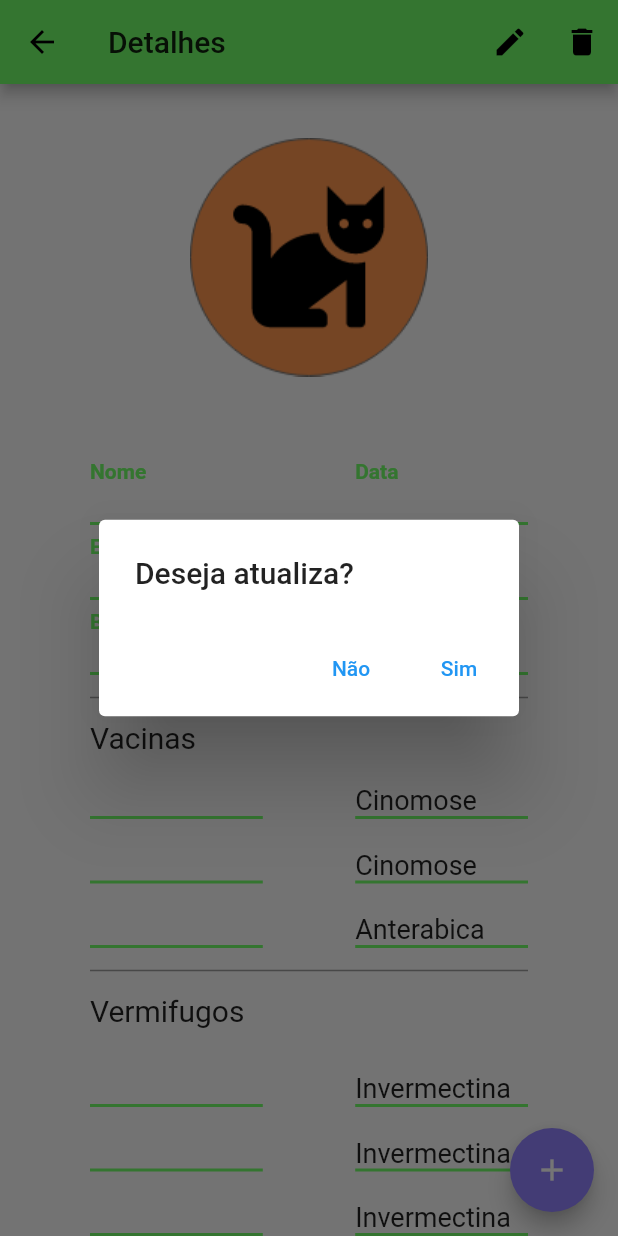
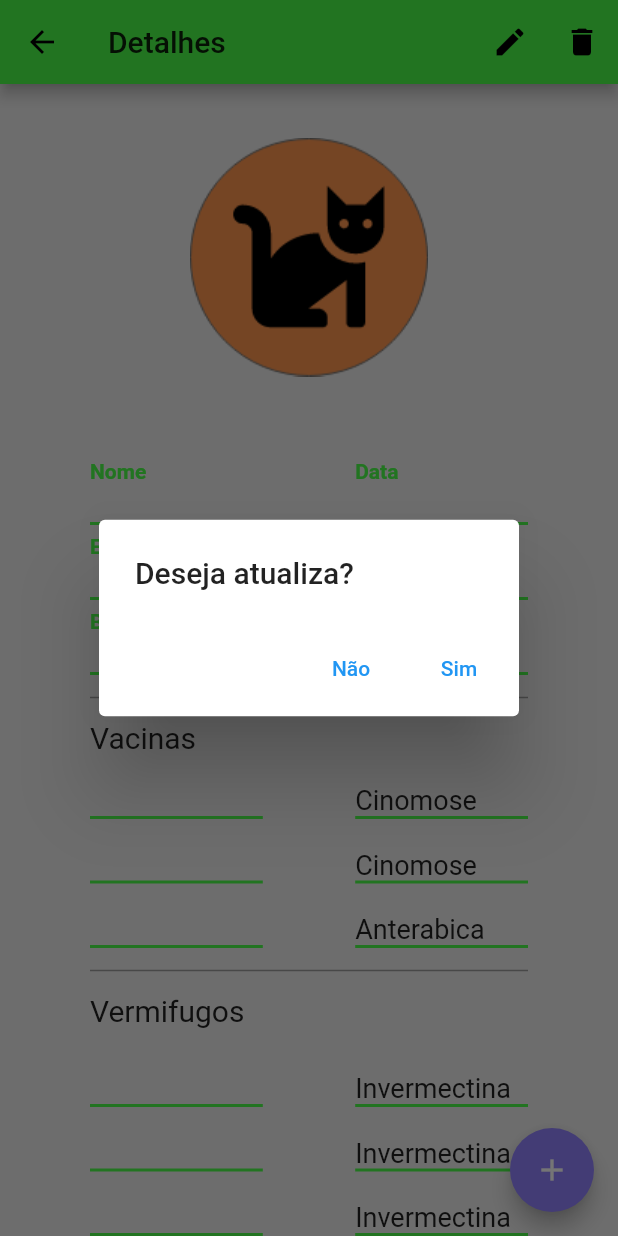
Before and after one commit to EduardoLima03/followpet, a Flutter app: the DetailsPage screen opened directly with empty values, after a tap on the "edit" icon, on a phone screen of 412 x 824 dp. Run offline on Flutter 3.47's test engine with Material 2 defaults, Android fonts, the phone set to English and light mode, and no system bars; our stand-ins replace sqflite; accounts and stored records are empty.

Commit message:
não sei o que o que fiz aqui

```diff
--- a/lib/main.dart
+++ b/lib/main.dart
@@ -17,6 +17,7 @@ class MyApp extends StatelessWidget {
       theme: ThemeData(
         primaryColor: primary,
         accentColor: fourth,
+        backgroundColor: gray50,
       ),
       initialRoute: '/',
       routes: {
--- a/lib/utils/colors.dart
+++ b/lib/utils/colors.dart
@@ -1,7 +1,8 @@
 import 'package:flutter/material.dart';
 
-var primary = const Color(0xff72FF68);
+var primary = const Color(0xff4AFD47);
 Color second = const Color(0xffFF974F);
 Color third = const Color(0xffB36F40);
 Color fourth = const Color(0xff9282FF);
-Color fifth = const Color(0xff40b337);
+Color fifth = const Color(0xff00d200);
+Color gray50 = const Color(0xffEEEEEE);
--- a/lib/views/pages/details_page.dart
+++ b/lib/views/pages/details_page.dart
@@ -15,11 +15,23 @@ class DetailsPage extends StatefulWidget {
 
 class _DetailsPageState extends State<DetailsPage> {
   DatabaseHelper db = DatabaseHelper();
+  final _detailsKey = GlobalKey<FormState>();
+
+  @override
+  initState() {
+    _durationAlert().then((value){
+      _actionBar(title: 'pesquisa', url: "dsfsdfsdfsfs", context: _detailsKey.currentState.context);
+    });
+
+  }
+
   @override
   Widget build(BuildContext context) {
     final PetModel _petInfo = ModalRoute.of(context).settings.arguments;
 
     return Scaffold(
+      key: _detailsKey,
+      backgroundColor:  Theme.of(context).backgroundColor,
       appBar: AppBar(
         title: Text(titlePageDetails),
         actions: [
@@ -27,16 +39,14 @@ class _DetailsPageState extends State<DetailsPage> {
               icon: Icon(Icons.edit),
               onPressed: () {
                 _actionBar(
-                    context: context,
-                    mensagem: titleAlertUpdate,
-                    petU: _petInfo);
+                    context: context, title: titleAlertUpdate, petU: _petInfo);
               }),
           IconButton(
             icon: Icon(Icons.delete),
             onPressed: () {
               _actionBar(
                   context: context,
-                  mensagem: titleAlertDelete,
+                  title: titleAlertDelete,
                   id: _petInfo.IdPet);
             },
           ),
@@ -57,7 +67,14 @@ class _DetailsPageState extends State<DetailsPage> {
       }),
       floatingActionButton: FloatingActionButton(
         child: Icon(Icons.add),
-        onPressed: null,
+        onPressed: () {
+          _actionBar(
+              context: context,
+              title: 'Pesquisa',
+              message:
+                  'Ao clicar em sim voce será direcionado para o formulario de pesquisa',
+              url: 'https://eduardolima03.github.io/followpet/');
+        },
       ),
     );
   }
@@ -109,7 +126,7 @@ class _DetailsPageState extends State<DetailsPage> {
             thickness: 1,
           ),
         ),
-        // TODO start section vaccine
+        // start section vaccine
         Text(
           'Vacinas',
           style: TextStyle(fontSize: 20),
@@ -133,7 +150,7 @@ class _DetailsPageState extends State<DetailsPage> {
           sized: 18,
         ),
         // end section vaccine
-        //TODO start section vermifuge
+        //start section vermifuge
         Container(
           child: Divider(
             height: 30,
@@ -151,13 +168,17 @@ class _DetailsPageState extends State<DetailsPage> {
           value2: 'Invermectina',
           sized: 18,
         ),
-        SizedBox(height: 20,),
+        SizedBox(
+          height: 20,
+        ),
         FieldWidgets(
           value1: pet.DateOfBirthPet,
           value2: 'Invermectina',
           sized: 18,
         ),
-        SizedBox(height: 20,),
+        SizedBox(
+          height: 20,
+        ),
         FieldWidgets(
           value1: pet.DateOfBirthPet,
           value2: 'Invermectina',
@@ -214,7 +235,7 @@ class _DetailsPageState extends State<DetailsPage> {
             thickness: 1,
           ),
         ),
-        // TODO start section vaccine
+        // start section vaccine
         Text(
           'Vacinas',
           style: TextStyle(fontSize: 30),
@@ -238,7 +259,7 @@ class _DetailsPageState extends State<DetailsPage> {
           sized: 20,
         ),
         // end section vaccine
-        //TODO start section vermifuge
+        //start section vermifuge
         Container(
           child: Divider(
             height: 30,
@@ -256,13 +277,17 @@ class _DetailsPageState extends State<DetailsPage> {
           value2: 'Invermectina',
           sized: 20,
         ),
-        SizedBox(height: 20,),
+        SizedBox(
+          height: 20,
+        ),
         FieldWidgets(
           value1: pet.DateOfBirthPet,
           value2: 'Invermectina',
           sized: 20,
         ),
-        SizedBox(height: 20,),
+        SizedBox(
+          height: 20,
+        ),
         FieldWidgets(
           value1: pet.DateOfBirthPet,
           value2: 'Invermectina',
@@ -319,7 +344,7 @@ class _DetailsPageState extends State<DetailsPage> {
             thickness: 1,
           ),
         ),
-        // TODO start section vaccine
+        // start section vaccine
         Text(
           'Vacinas',
           style: TextStyle(fontSize: 38),
@@ -343,7 +368,7 @@ class _DetailsPageState extends State<DetailsPage> {
           sized: 30,
         ),
         // end section vaccine
-        //TODO start section vermifuge
+        //start section vermifuge
         Container(
           child: Divider(
             height: 30,
@@ -361,13 +386,17 @@ class _DetailsPageState extends State<DetailsPage> {
           value2: 'Invermectina',
           sized: 30,
         ),
-        SizedBox(height: 20,),
+        SizedBox(
+          height: 20,
+        ),
         FieldWidgets(
           value1: pet.DateOfBirthPet,
           value2: 'Invermectina',
           sized: 30,
         ),
-        SizedBox(height: 20,),
+        SizedBox(
+          height: 20,
+        ),
         FieldWidgets(
           value1: pet.DateOfBirthPet,
           value2: 'Invermectina',
@@ -425,7 +454,7 @@ class _DetailsPageState extends State<DetailsPage> {
             thickness: 1,
           ),
         ),
-        // TODO start section vaccine
+        //start section vaccine
         Text(
           'Vacinas',
           style: TextStyle(fontSize: 48),
@@ -449,7 +478,7 @@ class _DetailsPageState extends State<DetailsPage> {
           sized: 40,
         ),
         // end section vaccine
-        //TODO start section vermifuge
+        //start section vermifuge
         Container(
           child: Divider(
             height: 30,
@@ -467,13 +496,17 @@ class _DetailsPageState extends State<DetailsPage> {
           value2: 'Invermectina',
           sized: 40,
         ),
-        SizedBox(height: 20,),
+        SizedBox(
+          height: 20,
+        ),
         FieldWidgets(
           value1: pet.DateOfBirthPet,
           value2: 'Invermectina',
           sized: 40,
         ),
-        SizedBox(height: 20,),
+        SizedBox(
+          height: 20,
+        ),
         FieldWidgets(
           value1: pet.DateOfBirthPet,
           value2: 'Invermectina',
@@ -495,12 +528,39 @@ class _DetailsPageState extends State<DetailsPage> {
 
   /// Esse metodo será responsavel por exibir o alert ao usuario perguntado
   /// se ela deseja deleta o pet
-  _actionBar({BuildContext context, String mensagem, int id, PetModel petU}) {
+  _actionBar(
+      {BuildContext context,
+      String title,
+      int id,
+      PetModel petU,
+      String url,
+      String message}) {
+    if (url != null) {
+      return showDialog(
+          context: this.context,
+          builder: (BuildContext context) {
+            return AlertDialog(
+              title: Text(title),
+              content: Text(message),
+              actions: [
+                TextButton(
+                    onPressed: () => Navigator.of(context).pop(),
+                    child: Text(titleButtonRefuse)),
+                TextButton(
+                    onPressed: () {
+                      Navigator.of(context).pop();
+                    },
+                    child: Text(titleButtonConfirms)),
+              ],
+            );
+          });
+    }
+
     return showDialog(
         context: context,
         builder: (BuildContext context) {
           return AlertDialog(
-            title: Text(mensagem),
+            title: Text(title),
             actions: [
               TextButton(
                   onPressed: () => Navigator.of(context).pop(),
@@ -525,4 +585,8 @@ class _DetailsPageState extends State<DetailsPage> {
         });
   }
   //fim do ShowDialog
+
+  Future _durationAlert() async {
+    await Future.delayed(Duration(milliseconds: 3000), () {});
+  }
 }
--- a/lib/views/pages/form_pet_page.dart
+++ b/lib/views/pages/form_pet_page.dart
@@ -33,6 +33,7 @@ class _FormPetPageState extends State<FormPetPage> {
       });
     }
     return Scaffold(
+      backgroundColor: Theme.of(context).backgroundColor,
       appBar: AppBar(
         title: Text(_petInfo != null ? titlePageUpdates : titlePageRegister),
       ),
--- a/lib/views/pages/home_page.dart
+++ b/lib/views/pages/home_page.dart
@@ -22,6 +22,7 @@ class _HomePageState extends State<HomePage> {
   @override
   Widget build(BuildContext context) {
     return Scaffold(
+      backgroundColor: Theme.of(context).backgroundColor,
       appBar: AppBar(
         title: Text(titlePageHome),
       ),
--- a/lib/views/pages/splash_screen_page.dart
+++ b/lib/views/pages/splash_screen_page.dart
@@ -1,6 +1,5 @@
 import 'package:flutter/material.dart';
 import 'package:followpet_alfa/data/database_helper.dart';
-import 'package:followpet_alfa/model/pet_model.dart';
 import 'package:followpet_alfa/utils/colors.dart';
 import 'package:followpet_alfa/utils/images.dart';
 
```
Also changed, not shown: pubspec.lock.
